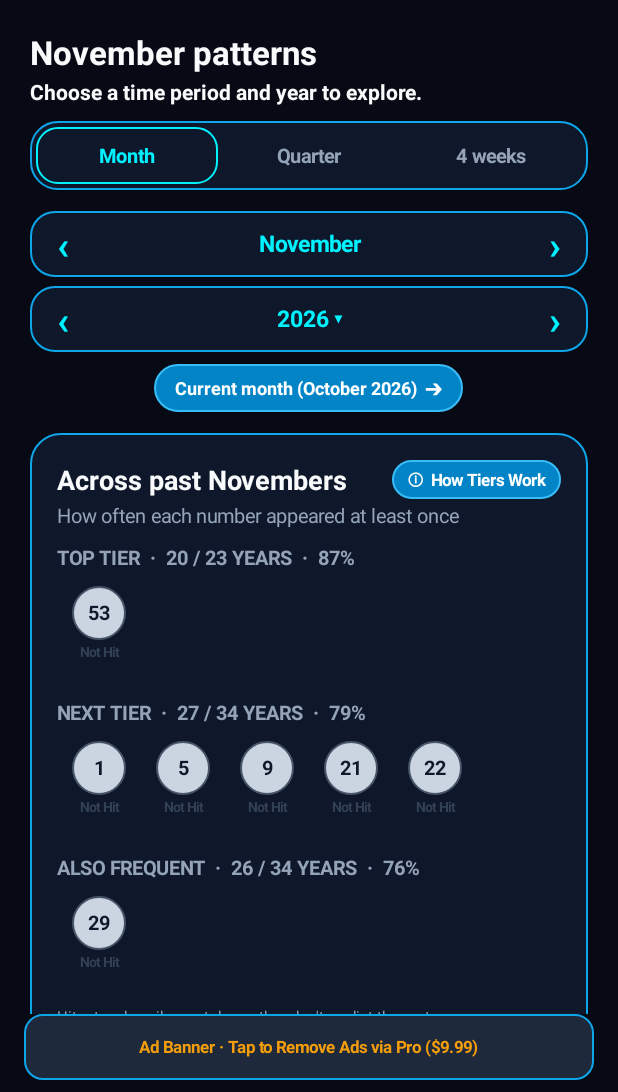
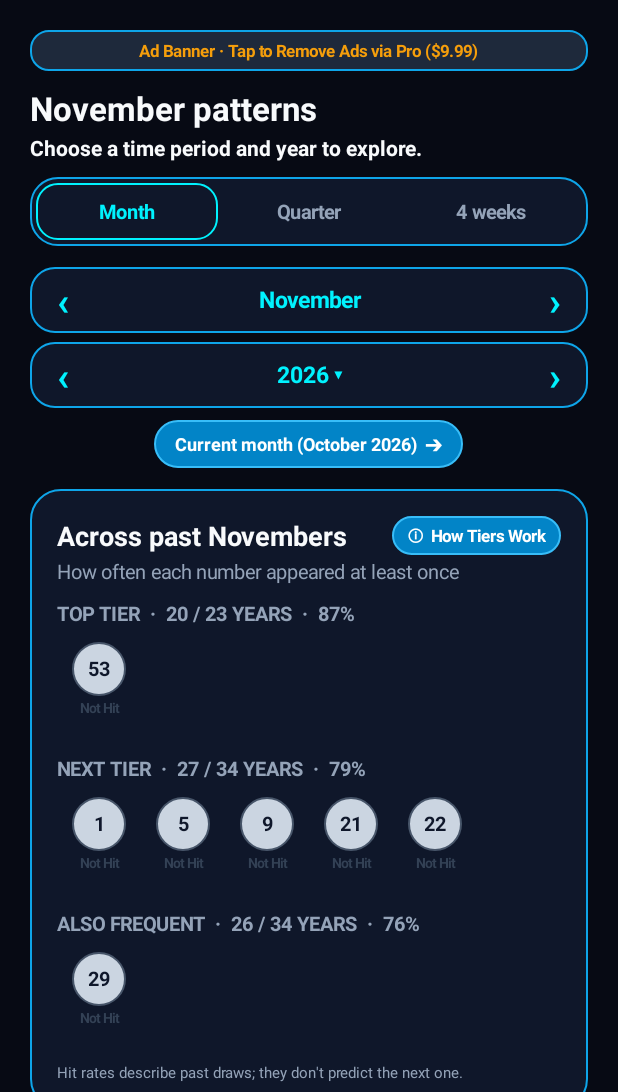
Before and after one commit to fjlove96/texas-quick-hits, an Android app: the screen it shows after launch (MainActivity), on a phone screen of 412 x 824 dp, the part 144-1236 px from its top. Run offline under Robolectric (Android 15) with nearby library versions, the light colour scheme and no system bars.

Commit message:
Move ad banner to top below header for better visibility and clickability

```diff
--- a/app/src/main/java/com/codex/lottotexas/MainActivity.java
+++ b/app/src/main/java/com/codex/lottotexas/MainActivity.java
@@ -263,8 +263,11 @@ public class MainActivity extends Activity {
                 ViewGroup.LayoutParams.MATCH_PARENT, ViewGroup.LayoutParams.WRAP_CONTENT));
 
         LinearLayout.LayoutParams scrollLp = new LinearLayout.LayoutParams(
-                ViewGroup.LayoutParams.MATCH_PARENT, 0, 1f);
+                ViewGroup.LayoutParams.MATCH_PARENT, ViewGroup.LayoutParams.MATCH_PARENT);
         root.addView(scroll, scrollLp);
+
+        setContentView(root);
+        buildHeader();
 
         if (!isProUser()) {
             LinearLayout bannerView = new LinearLayout(this);
@@ -277,14 +280,9 @@ public class MainActivity extends Activity {
             bannerView.addView(adLabel);
             bannerView.setOnClickListener(v -> showProUpgradeDialog());
 
-            LinearLayout.LayoutParams bannerLp = new LinearLayout.LayoutParams(
-                    ViewGroup.LayoutParams.MATCH_PARENT, dp(44));
-            bannerLp.setMargins(dp(16), 0, dp(16), dp(8));
-            root.addView(bannerView, bannerLp);
-        }
-
-        setContentView(root);
-        buildHeader();
+            content.addView(bannerView, margin(0, 10));
+        }
+
         switch (page) {
             case "explore" -> buildExplore();
             case "search" -> buildSearchPage();
```
Also changed, not shown: 16 other files.
